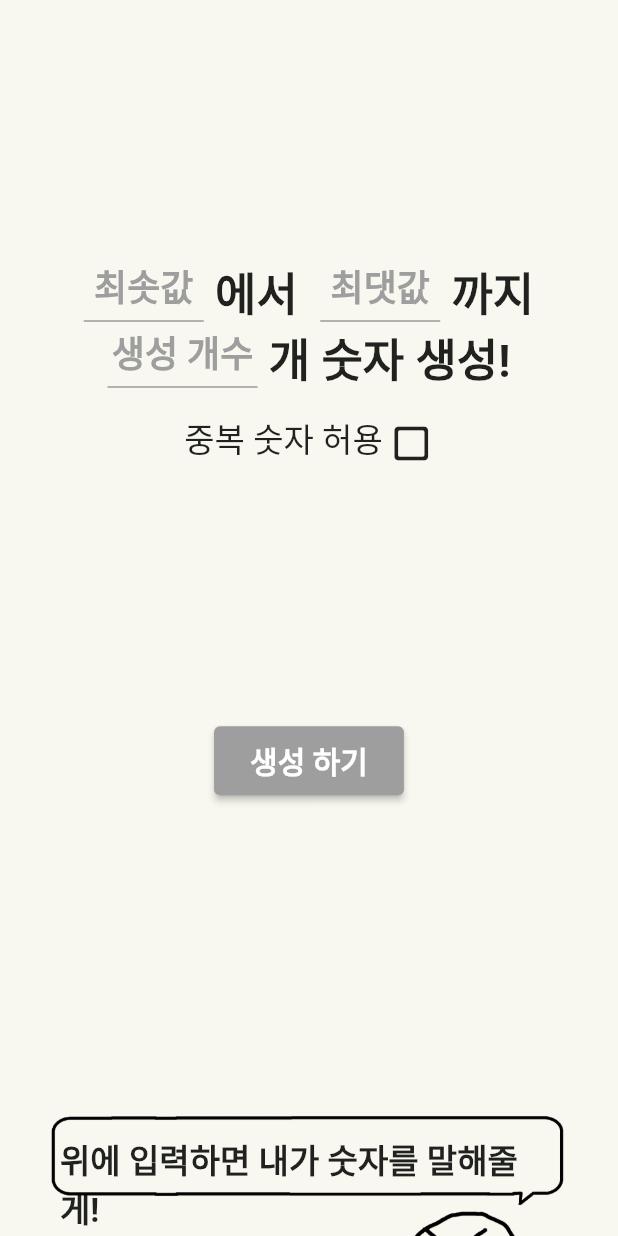
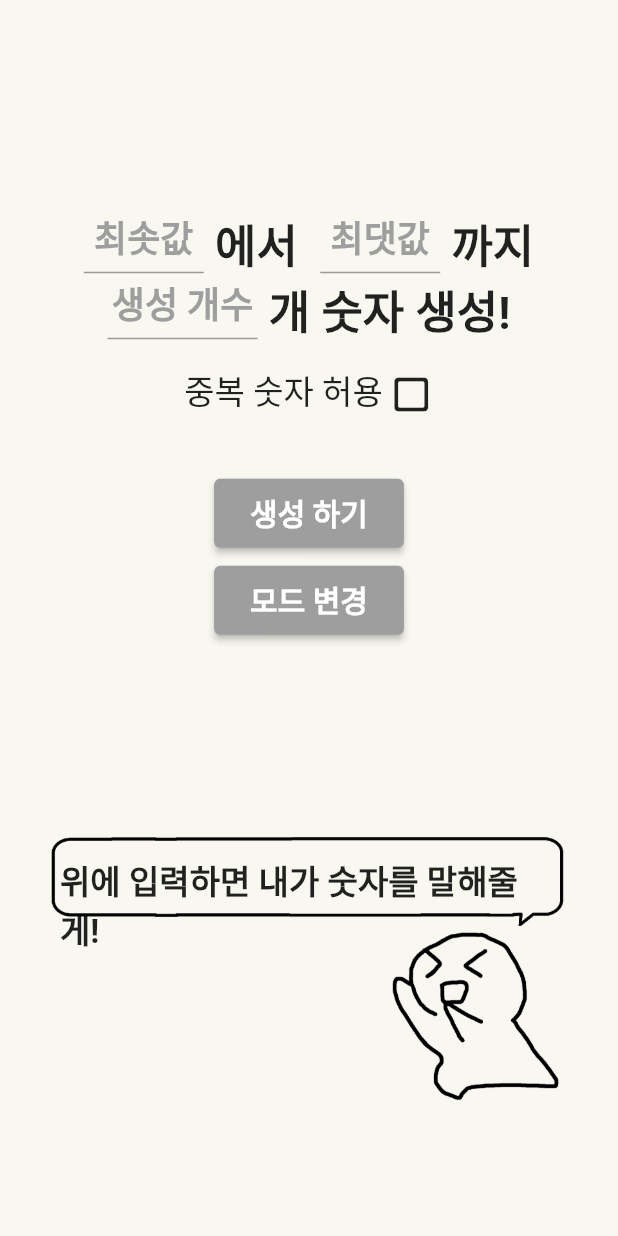
Before and after one commit to miniDevel/generating_random_number, a Flutter app: the screen it shows after launch, after a tap on "랜덤숫자생성", on a phone screen of 412 x 824 dp. Run offline on Flutter 3.47's test engine with Material 2 defaults, Android fonts, the phone set to English and light mode, and no system bars; Roboto replaces fonts that are missing (HancomMalangMalang).

Commit message:
2commit 2

```diff
--- a/lib/component/choose_butteon.dart
+++ b/lib/component/choose_butteon.dart
@@ -6,15 +6,12 @@ class ChooseButton extends StatelessWidget {
   final String bottomLabel;
   final VoidCallback onTopPressed;
   final VoidCallback onBottomPressed;
-  final double bottomSpaceHeight;
-  final double topSpaceHeight;
+
   const ChooseButton({
     required this.onBottomPressed,
     required this.bottomLabel,
     required this.onTopPressed,
     required this.topLabel,
-    required this.bottomSpaceHeight,
-    required this.topSpaceHeight,
     super.key,
   });
 
@@ -22,25 +19,44 @@ class ChooseButton extends StatelessWidget {
   Widget build(BuildContext context) {
     return Column(
       children: [
-        SizedBox(
-          height: topSpaceHeight,
-        ),
         Column(
           children: [
-            CustomButton(
-              child: Text(topLabel),
+            ModeSelectButton(
               onPressed: onTopPressed,
+              label: topLabel,
             ),
-            CustomButton(
-              child: Text(bottomLabel),
+            SizedBox(height: 20),
+            ModeSelectButton(
               onPressed: onBottomPressed,
+              label: bottomLabel,
             ),
           ],
         ),
-        SizedBox(
-          height: bottomSpaceHeight,
-        )
       ],
     );
   }
 }
+
+class ModeSelectButton extends StatelessWidget {
+  final String label;
+  final VoidCallback onPressed;
+  const ModeSelectButton({
+    required this.onPressed,
+    required this.label,
+    super.key,
+  });
+
+  @override
+  Widget build(BuildContext context) {
+    final TextStyle customTextStyle =
+        TextStyle(fontWeight: FontWeight.w600, fontSize: 20);
+
+    return CustomButton(
+      child: Text(
+        label,
+        style: customTextStyle,
+      ),
+      onPressed: onPressed,
+    );
+  }
+}
--- a/lib/component/top_number_texture.dart
+++ b/lib/component/top_number_generator.dart
@@ -1,27 +1,24 @@
 import 'package:flutter/material.dart';
-import 'package:generating_random_number/const/custom_button.dart';
-import 'package:generating_random_number/component/custom_text_field.dart';
+import 'package:generating_random_number/const/custom_text_field.dart';
+import 'package:generating_random_number/const/middle_button.dart';
 
-class TopNumberTexture extends StatelessWidget {
-  final double emptySpaceHeight;
+class TopNumberGenerator extends StatelessWidget {
   final bool isDuplicate;
   final GestureTapCallback onDuplicationBoxTap;
   final ValueChanged<String>? onMinimumNumberChanged;
   final ValueChanged<String>? onMaximumNumberChanged;
   final ValueChanged<String>? onCountChanged;
-  final VoidCallback onButtonPressed;
-  final GlobalKey topTextureKey;
-  final GlobalKey middleButtonKey;
-  const TopNumberTexture({
+  final VoidCallback onGenerateButtonPressed;
+  final VoidCallback onModeChangeButtonPressed;
+
+  const TopNumberGenerator({
+    required this.onModeChangeButtonPressed,
     required this.isDuplicate,
     required this.onDuplicationBoxTap,
-    required this.onButtonPressed,
+    required this.onGenerateButtonPressed,
     required this.onMaximumNumberChanged,
     required this.onCountChanged,
     required this.onMinimumNumberChanged,
-    required this.emptySpaceHeight,
-    required this.middleButtonKey,
-    required this.topTextureKey,
     super.key,
   });
 
@@ -29,26 +26,19 @@ class TopNumberTexture extends StatelessWidget {
   Widget build(BuildContext context) {
     return Column(
       children: [
-        SizedBox(
-          height: emptySpaceHeight,
-        ),
         _TopEnterNumber(
           onDuplicationBoxTap: onDuplicationBoxTap,
           isDuplicate: isDuplicate,
           onMinimumNumberChanged: onMinimumNumberChanged,
           onCountChanged: onCountChanged,
           onMaximumNumberChanged: onMaximumNumberChanged,
-          key: topTextureKey,
         ),
         SizedBox(
-          height: emptySpaceHeight,
+          height: 40,
         ),
-        _MiddleButton(
-          onButtonPressed: onButtonPressed,
-          key: middleButtonKey,
-        ),
-        SizedBox(
-          height: emptySpaceHeight,
+        MiddleButton(
+          onGenerateButtonPressed: onGenerateButtonPressed,
+          onModeChangeButtonPressed: onModeChangeButtonPressed,
         ),
       ],
     );
@@ -120,24 +110,6 @@ class _TopEnterNumber extends StatelessWidget {
   }
 }
 
-class _MiddleButton extends StatelessWidget {
-  final VoidCallback onButtonPressed;
-  const _MiddleButton({
-    required this.onButtonPressed,
-    super.key,
-  });
-
-  @override
-  Widget build(BuildContext context) {
-    return CustomButton(
-      child: Text(
-        "생성 하기",
-        style: TextStyle(fontWeight: FontWeight.w600, fontSize: 20),
-      ),
-      onPressed: onButtonPressed,
-    );
-  }
-}
 
 class _Duplication extends StatelessWidget {
   final bool isDuplicate;
--- /dev/null
+++ b/lib/const/middle_button.dart
@@ -0,0 +1,40 @@
+import 'package:flutter/material.dart';
+import 'package:generating_random_number/const/custom_button.dart';
+
+class MiddleButton extends StatelessWidget {
+  final VoidCallback onGenerateButtonPressed;
+  final VoidCallback onModeChangeButtonPressed;
+  const MiddleButton({
+    required this.onModeChangeButtonPressed,
+    required this.onGenerateButtonPressed,
+    super.key,
+  });
+
+  @override
+  Widget build(BuildContext context) {
+    final TextStyle customButtonTextStyle =
+    TextStyle(fontWeight: FontWeight.w600, fontSize: 20);
+
+    return Column(
+      children: [
+        CustomButton(
+          child: Text(
+            "생성 하기",
+            style: customButtonTextStyle,
+          ),
+          onPressed: onGenerateButtonPressed,
+        ),
+        SizedBox(
+          height: 10,
+        ),
+        CustomButton(
+          child: Text(
+            "모드 변경",
+            style: customButtonTextStyle,
+          ),
+          onPressed: onModeChangeButtonPressed,
+        ),
+      ],
+    );
+  }
+}
--- a/lib/screen/home_screen.dart
+++ b/lib/screen/home_screen.dart
@@ -1,6 +1,7 @@
 import 'package:flutter/material.dart';
 import 'package:generating_random_number/component/choose_butteon.dart';
-import 'package:generating_random_number/component/top_number_texture.dart';
+import 'package:generating_random_number/component/top_list_generator.dart';
+import 'package:generating_random_number/component/top_number_generator.dart';
 import 'package:generating_random_number/const/colors.dart';
 import 'package:generating_random_number/screen/result_screen.dart';
 
@@ -12,25 +13,17 @@ class HomeScreen extends StatefulWidget {
 }
 
 class _HomeScreenState extends State<HomeScreen> {
-  final topTextureKey = GlobalKey();
-  final middleButtonKey = GlobalKey();
-  final stackKey = GlobalKey();
   String currentText = '어떤걸 도와줄까?';
   String? maximumNumber;
   String? minimumNumber;
   int? generationCount;
   bool isDuplicate = false;
   bool? isGeneratingNumbers;
+  final String selectedLabelText = '리스트를 작성하면 내가 골라줄게!';
+  final String selectedNumberText = "위에 입력하면 내가 숫자를 말해줄게!";
 
   @override
   Widget build(BuildContext context) {
-    final emptySpaceHeight = ((MediaQuery.of(context).size.height -
-            70 -
-            getTopTextureHeight() -
-            getMiddleButtonHeight() -
-            getStackHeight())) /
-        3;
-
     return SafeArea(
       child: GestureDetector(
         onTap: () {
@@ -39,53 +32,43 @@ class _HomeScreenState extends State<HomeScreen> {
         child: Scaffold(
           backgroundColor: WHITE_COLOR,
           body: SingleChildScrollView(
+            child: Container(
+              height: MediaQuery.of(context).size.height - 50,
               child: Column(
                 children: [
+                  EmptySpace(3),
                   isGeneratingNumbers == null
                       ? ChooseButton(
-                        onTopPressed: () {
-                          setState(() {
-                            currentText = '위에 입력하면 내가 숫자를 말해줄게!';
-                            isGeneratingNumbers = true;
-                          });
-                        },
+                          onTopPressed: onTopPressed,
                           topLabel: "랜덤숫자생성",
-                        onBottomPressed: () {
-                          currentText = '리스트를 작성하면 내가 골라줄게!';
-                          isGeneratingNumbers = false;
-                        },
+                          onBottomPressed: onBottomPressed,
                           bottomLabel: "리스트만들기",
-                        topSpaceHeight: emptySpaceHeight,
-                        bottomSpaceHeight: emptySpaceHeight * 2,
                         )
                       : SizedBox(),
                   isGeneratingNumbers == null
                       ? SizedBox()
                       : !isGeneratingNumbers!
-                        ? TopNumberTexture(
+                          ? TopListGenerator(
+                              onGenerateButtonPressed: onGenerateButtonPressed,
+                              onModeChangeButtonPressed:
+                                  onModeChangeButtonPressed,
+                            )
+                          : TopNumberGenerator(
                               isDuplicate: isDuplicate,
                               onDuplicationBoxTap: onDuplicationBoxTap,
-                            onButtonPressed: onNumberGenerationButtonPressed,
+                              onGenerateButtonPressed:
+                                  onNumberGenerationButtonPressed,
+                              onModeChangeButtonPressed:
+                                  onModeChangeButtonPressed,
                               onMaximumNumberChanged: onMaximumNumberChanged,
                               onCountChanged: onCountChanged,
                               onMinimumNumberChanged: onMinimumNumberChanged,
-                            emptySpaceHeight: emptySpaceHeight,
-                            topTextureKey: topTextureKey,
-                            middleButtonKey: middleButtonKey,
-                          )
-                        : TopNumberTexture(
-                            isDuplicate: isDuplicate,
-                            onDuplicationBoxTap: onDuplicationBoxTap,
-                            onButtonPressed: onNumberGenerationButtonPressed,
-                            onMaximumNumberChanged: onMaximumNumberChanged,
-                            onCountChanged: onCountChanged,
-                            onMinimumNumberChanged: onMinimumNumberChanged,
-                            emptySpaceHeight: emptySpaceHeight,
-                            middleButtonKey: middleButtonKey,
-                            topTextureKey: topTextureKey),
-                _BottomPicture(stackKey: stackKey, text: currentText),
+                            ),
+                  EmptySpace(2),
+                  _BottomPicture(text: currentText),
                   SizedBox(height: 20),
                 ],
+              ),
             ),
           ),
         ),
@@ -93,9 +76,36 @@ class _HomeScreenState extends State<HomeScreen> {
     );
   }
 
+  onTopPressed() {
+    setState(() {
+      currentText = selectedNumberText;
+      isGeneratingNumbers = true;
+    });
+  }
+
+  onBottomPressed() {
+    setState(() {
+      currentText = selectedLabelText;
+      isGeneratingNumbers = false;
+    });
+  }
+
   onDuplicationBoxTap() {
     setState(() {
       isDuplicate = !isDuplicate;
+    });
+  }
+
+  onGenerateButtonPressed() {}
+
+  onModeChangeButtonPressed() {
+    setState(() {
+      isGeneratingNumbers = !isGeneratingNumbers!;
+      if (isGeneratingNumbers!) {
+        currentText = selectedNumberText;
+      } else {
+        currentText = selectedLabelText;
+      }
     });
   }
 
@@ -172,32 +182,19 @@ class _HomeScreenState extends State<HomeScreen> {
       maximumNumber = val;
     }
   }
-
-  double getTopTextureHeight() {
-    final RenderBox? renderBox =
-        topTextureKey.currentContext?.findRenderObject() as RenderBox?;
-    return renderBox?.size.height ?? 0.0;
 }
 
-  double getMiddleButtonHeight() {
-    final RenderBox? renderBox =
-        middleButtonKey.currentContext?.findRenderObject() as RenderBox?;
-    return renderBox?.size.height ?? 0.0;
-  }
-
-  double getStackHeight() {
-    final RenderBox? renderBox =
-        stackKey.currentContext?.findRenderObject() as RenderBox?;
-    return renderBox?.size.height ?? 0.0;
-  }
+Widget EmptySpace(int flex) {
+  return Expanded(
+    flex: flex,
+    child: SizedBox(),
+  );
 }
 
 class _BottomPicture extends StatelessWidget {
-  final GlobalKey stackKey;
   final String text;
 
   const _BottomPicture({
-    required this.stackKey,
     required this.text,
     super.key,
   });
@@ -205,7 +202,6 @@ class _BottomPicture extends StatelessWidget {
   @override
   Widget build(BuildContext context) {
     return Stack(
-      key: stackKey,
       children: [
         Image.asset('assets/img/home_screen.png'),
         Positioned(
```
Also changed, not shown: lib/component/top_list_generator.dart (added, +22 -0 lines), lib/const/custom_text_field.dart (renamed from lib/component/custom_text_field.dart). Lines whose indentation alone changed are shown as unchanged.
